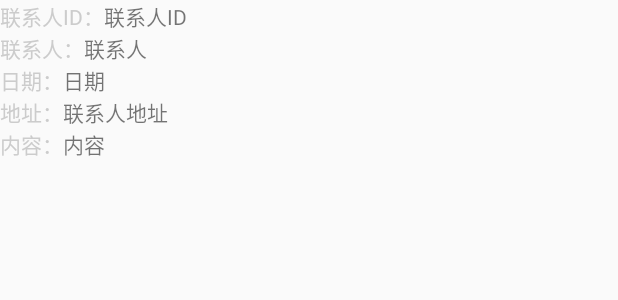
After one commit to mediagy/ReadingSMS, an Android app: the layout listview_item.xml on its own in the app's theme, with its tools: preview values and no code run, on a phone screen of 412 x 824 dp. The commit adds this screen. Shown: the top 300 px of the screen. Run offline under Robolectric (Android 15) with nearby library versions, the phone set to English and light mode, and no system bars.

Commit message:
用ListView显示短信内容

```diff
--- a/app/src/main/java/com/example/readingsms/MainActivity.java
+++ b/app/src/main/java/com/example/readingsms/MainActivity.java
@@ -9,6 +9,8 @@ import android.provider.Telephony;
 import android.util.Log;
 import android.view.View;
 import android.widget.Button;
+import android.widget.ListView;
+import android.widget.SimpleCursorAdapter;
 import android.widget.Toast;
 
 import androidx.annotation.NonNull;
@@ -18,6 +20,8 @@ public class MainActivity extends AppCompatActivity implements View.OnClickListe
     private static final String TAG = "abc";
     private static final int PERMISSION_REQUEST_CODE = 100;
     private Button btn_readsms;
+    private ListView lv_sms;
+    private Cursor cursor;
 
     @Override
     protected void onCreate(Bundle savedInstanceState) {
@@ -56,25 +60,37 @@ public class MainActivity extends AppCompatActivity implements View.OnClickListe
         //参数3：选择条件，用来选择满足条件的行
         //参数4：条件中的参数
         //参数5：排序
-        Cursor cursor = resolver.query(Telephony.Sms.CONTENT_URI,
+        cursor = resolver.query(Telephony.Sms.CONTENT_URI,
                 new String[]{Telephony.Sms._ID, Telephony.Sms.PERSON, Telephony.Sms.DATE, Telephony.Sms.ADDRESS, Telephony.Sms.BODY},
                 null,
                 null,
-                Telephony.Sms.DEFAULT_SORT_ORDER);
-        while (cursor.moveToNext()) {//遍历查询结果
-            String _id = cursor.getInt(0) + "";
-            String person = cursor.getString(1);
-            String date = cursor.getString(2);
-            String address = cursor.getString(3);
-            String body = cursor.getInt(4) + "";
-            Log.i(TAG, "readSMS: _id:" + _id + " date:" + date + " address:" + address + " person:" + person + " body:" + body);
-        }
-        cursor.close();
+                "date ASC");//改为按时间升序排列
+        //创建一个简单光标适配器adapter
+        //参数1：上下文
+        //参数2：子布局文件id
+        //参数3：光标对象
+        //参数4：查询出来的列
+        //参数5：子布局文件中用于显示各列的控件id，需与参数4逐一对应
+        //参数6：标志位
+        SimpleCursorAdapter adapter = new SimpleCursorAdapter(this,
+                R.layout.listview_item,
+                cursor,
+                new String[]{Telephony.Sms._ID, Telephony.Sms.PERSON, Telephony.Sms.DATE, Telephony.Sms.ADDRESS, Telephony.Sms.BODY},
+                new int[]{R.id.tv_id, R.id.tv_person, R.id.tv_date, R.id.tv_address, R.id.tv_body},
+                0);
+        lv_sms.setAdapter(adapter);//为lv_sms设置适配器
+    }
+
+    @Override
+    protected void onDestroy() {
+        super.onDestroy();
+        cursor.close();//关闭光标
     }
 
     private void initView() {
         btn_readsms = (Button) findViewById(R.id.btn_readsms);
         btn_readsms.setOnClickListener(this);
+        lv_sms = findViewById(R.id.lv_sms);
     }
 
     @Override
--- /dev/null
+++ b/app/src/main/res/layout/listview_item.xml
@@ -0,0 +1,93 @@
+<?xml version="1.0" encoding="utf-8"?>
+<androidx.constraintlayout.widget.ConstraintLayout xmlns:android="http://schemas.android.com/apk/res/android"
+    xmlns:app="http://schemas.android.com/apk/res-auto"
+    android:orientation="vertical"
+    android:layout_width="match_parent"
+    android:layout_height="match_parent">
+
+    <TextView
+        android:id="@+id/tv_label_id"
+        android:layout_width="wrap_content"
+        android:layout_height="wrap_content"
+        android:text="联系人ID："
+        android:textColor="#CCC"
+        app:layout_constraintLeft_toLeftOf="parent"
+        app:layout_constraintTop_toTopOf="parent" />
+
+    <TextView
+        android:id="@+id/tv_id"
+        android:layout_width="wrap_content"
+        android:layout_height="wrap_content"
+        android:text="联系人ID"
+        app:layout_constraintLeft_toRightOf="@id/tv_label_id"
+        app:layout_constraintTop_toTopOf="@id/tv_label_id" />
+
+    <TextView
+        android:id="@+id/tv_label_person"
+        android:layout_width="wrap_content"
+        android:layout_height="wrap_content"
+        android:text="联系人："
+        android:textColor="#CCC"
+        app:layout_constraintLeft_toLeftOf="parent"
+        app:layout_constraintTop_toBottomOf="@id/tv_label_id" />
+
+    <TextView
+        android:id="@+id/tv_person"
+        android:layout_width="wrap_content"
+        android:layout_height="wrap_content"
+        android:text="联系人"
+        app:layout_constraintLeft_toRightOf="@id/tv_label_person"
+        app:layout_constraintTop_toTopOf="@id/tv_label_person" />
+
+    <TextView
+        android:id="@+id/tv_label_date"
+        android:layout_width="wrap_content"
+        android:layout_height="wrap_content"
+        android:text="日期："
+        android:textColor="#CCC"
+        app:layout_constraintLeft_toLeftOf="parent"
+        app:layout_constraintTop_toBottomOf="@id/tv_label_person" />
+
+    <TextView
+        android:id="@+id/tv_date"
+        android:layout_width="wrap_content"
+        android:layout_height="wrap_content"
+        android:text="日期"
+        app:layout_constraintLeft_toRightOf="@id/tv_label_date"
+        app:layout_constraintTop_toTopOf="@id/tv_label_date" />
+
+    <TextView
+        android:id="@+id/tv_label_address"
+        android:layout_width="wrap_content"
+        android:layout_height="wrap_content"
+        android:text="地址："
+        android:textColor="#CCC"
+        app:layout_constraintLeft_toLeftOf="parent"
+        app:layout_constraintTop_toBottomOf="@id/tv_label_date" />
+
+    <TextView
+        android:id="@+id/tv_address"
+        android:layout_width="wrap_content"
+        android:layout_height="wrap_content"
+        android:text="联系人地址"
+        app:layout_constraintLeft_toRightOf="@id/tv_label_address"
+        app:layout_constraintTop_toTopOf="@id/tv_label_address" />
+
+    <TextView
+        android:id="@+id/tv_label_body"
+        android:layout_width="wrap_content"
+        android:layout_height="wrap_content"
+        android:text="内容："
+        android:textColor="#CCC"
+        app:layout_constraintLeft_toLeftOf="parent"
+        app:layout_constraintTop_toBottomOf="@id/tv_label_address" />
+
+    <TextView
+        android:id="@+id/tv_body"
+        android:layout_width="wrap_content"
+        android:layout_height="wrap_content"
+        android:text="内容"
+        app:layout_constraintLeft_toRightOf="@id/tv_label_body"
+        app:layout_constraintTop_toTopOf="@id/tv_label_body" />
+
+</androidx.constraintlayout.widget.ConstraintLayout>
```
